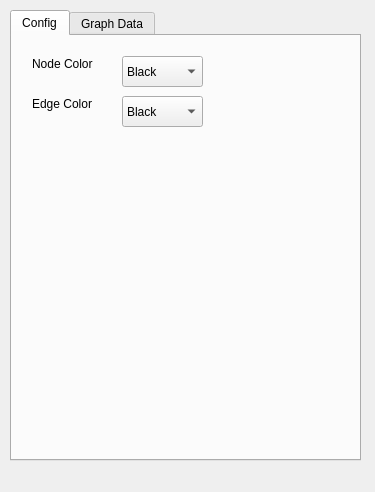
This is graph_editor/tabwidget.ui in AleksDemakov/graph_editor as Qt 5 draws it before an edit. The edited form follows.
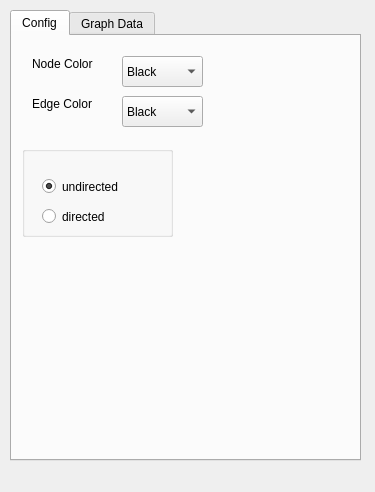
This is the edited form. The open tabs and pages were chosen to show the change.

Patch:
```diff
--- a/graph_editor/tabwidget.ui
+++ b/graph_editor/tabwidget.ui
@@ -125,6 +125,56 @@
       </property>
      </item>
     </widget>
+    <widget class="QGroupBox" name="groupBox">
+     <property name="geometry">
+      <rect>
+       <x>10</x>
+       <y>110</y>
+       <width>151</width>
+       <height>91</height>
+      </rect>
+     </property>
+     <property name="title">
+      <string/>
+     </property>
+     <widget class="QRadioButton" name="buttonUndirected">
+      <property name="geometry">
+       <rect>
+        <x>20</x>
+        <y>30</y>
+        <width>103</width>
+        <height>21</height>
+       </rect>
+      </property>
+      <property name="text">
+       <string>undirected</string>
+      </property>
+      <property name="checked">
+       <bool>true</bool>
+      </property>
+     </widget>
+     <widget class="QRadioButton" name="buttonDirected">
+      <property name="geometry">
+       <rect>
+        <x>20</x>
+        <y>60</y>
+        <width>103</width>
+        <height>21</height>
+       </rect>
+      </property>
+      <property name="text">
+       <string>directed</string>
+      </property>
+      <property name="checked">
+       <bool>false</bool>
+      </property>
+     </widget>
+    </widget>
+    <zorder>groupBox</zorder>
+    <zorder>nodeColor</zorder>
+    <zorder>label</zorder>
+    <zorder>label_2</zorder>
+    <zorder>edgeColor</zorder>
    </widget>
    <widget class="QWidget" name="tab_2">
     <attribute name="title">
```
Left out of the diff: 2 changed lines with no effect on the pictures.
